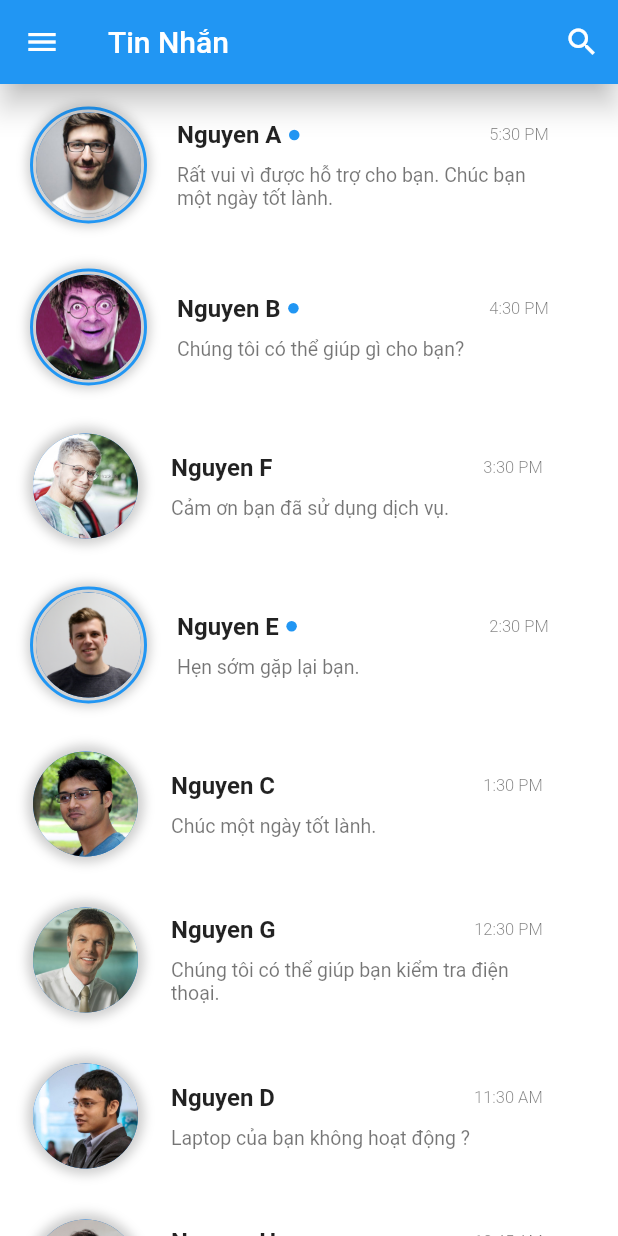
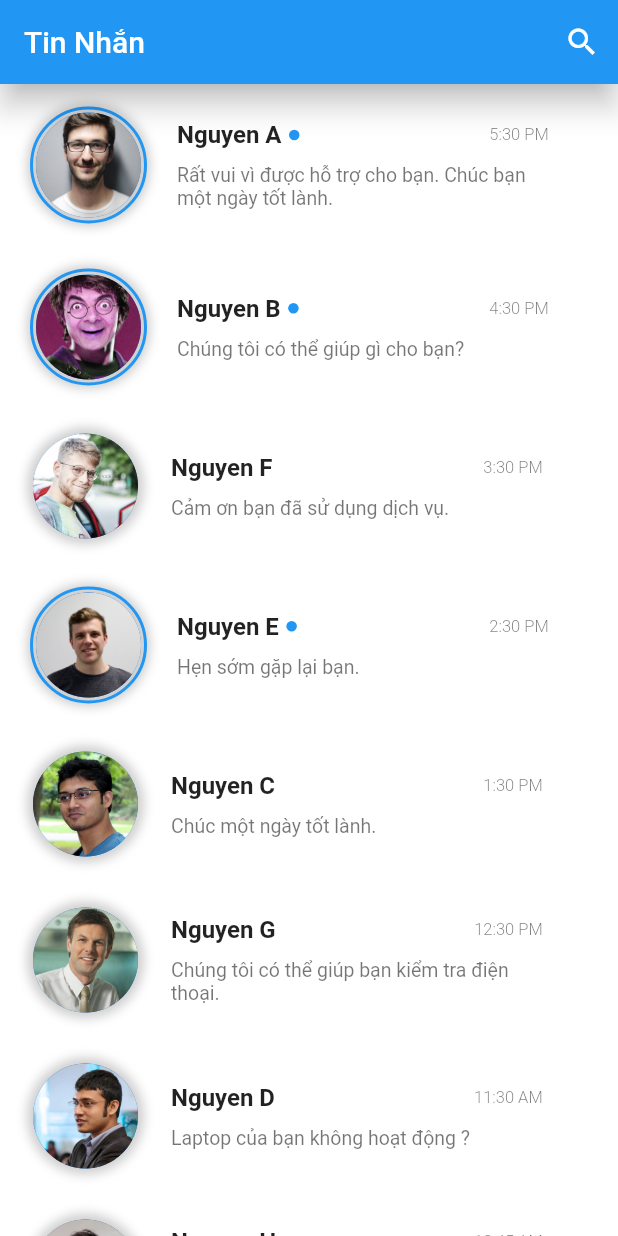
Before and after one commit to haodngn/it_support, a Flutter app: the ListChatScreen screen opened directly, on a phone screen of 412 x 824 dp. Run offline on Flutter 3.47's test engine with Material 2 defaults, Android fonts, the phone set to English and light mode, and no system bars; our stand-ins replace flutter_svg, get.

Commit message:
Update list_chat_screen.dart
remove back button

```diff
--- a/lib/screens/chat_screen/list_chat_screen.dart
+++ b/lib/screens/chat_screen/list_chat_screen.dart
@@ -10,11 +10,7 @@ class ListChatScreen extends StatelessWidget {
       appBar: AppBar(
         brightness: Brightness.dark,
         elevation: 8,
-        leading: IconButton(
-          icon: Icon(Icons.menu),
-          color: Colors.white,
-          onPressed: () {},
-        ),
+        automaticallyImplyLeading: false,
         title: Text(
           'Tin Nhắn',
           style: TextStyle(
```
